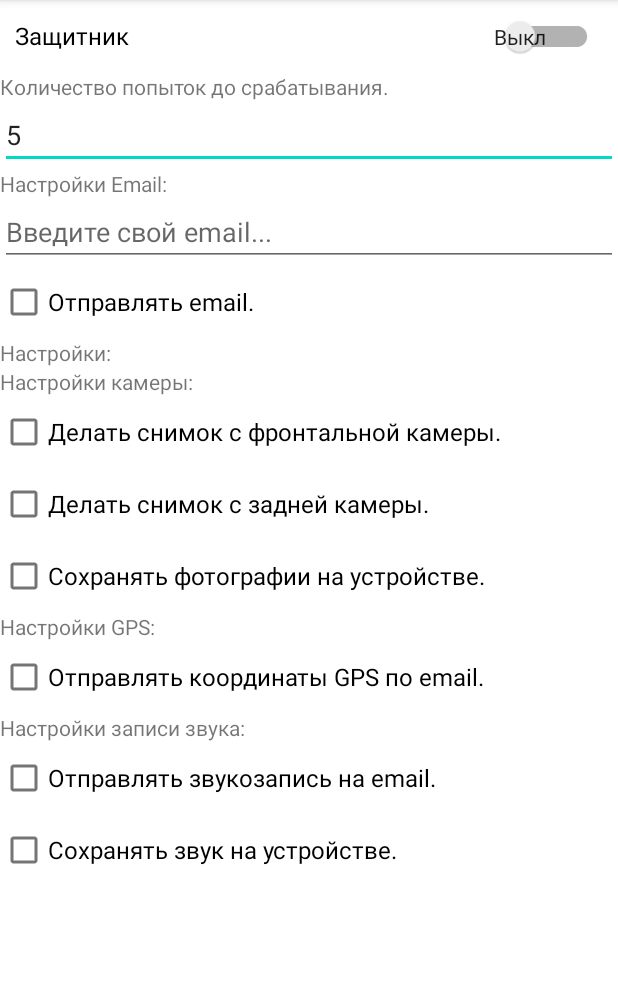
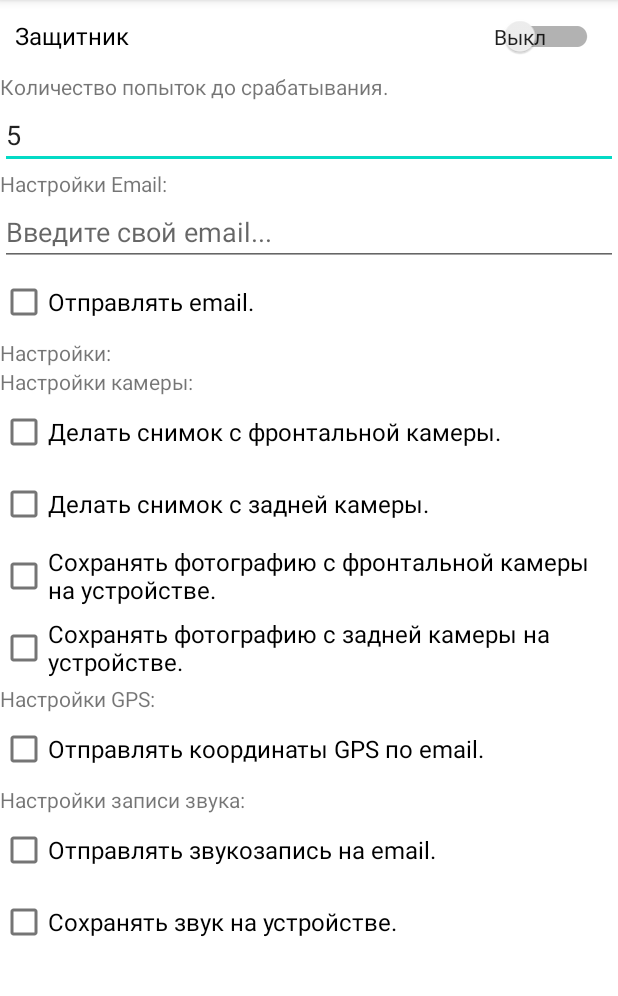
Before and after one commit to xMakcRrR/Phone_Protector, an Android app: the screen it shows after launch (MainActivity), on a phone screen of 412 x 824 dp, the part 84-1080 px from its top. Run offline under Robolectric (Android 15) with nearby library versions, the phone set to English and light mode, and no system bars.

```diff
--- a/app/src/main/java/com/mr/phoneprotector/MainActivity.java
+++ b/app/src/main/java/com/mr/phoneprotector/MainActivity.java
@@ -38,7 +38,8 @@ public class MainActivity extends AppCompatActivity implements CompoundButton.On
     public static final String KEY_COORDINATES = "KEY_COORDINATES";
     public static final String KEY_AUDIO = "KEY_AUDIO";
     public static final String KEY_EMAIL_EDIT = "KEY_EMAIL_EDIT";
-    public static final String KEY_PHOTO_SAVE = "KEY_PHOTO_SAVE";
+    public static final String KEY_PHOTOB_SAVE = "KEY_PHOTOB_SAVE";
+    public static final String KEY_PHOTOF_SAVE = "KEY_PHOTOF_SAVE";
     public static final String KEY_AUDIO_SAVE = "KEY_AUDIO_SAVE";
 
     SharedPreferences sharedPreferences;
@@ -52,7 +53,8 @@ public class MainActivity extends AppCompatActivity implements CompoundButton.On
     CheckBox checkBoxCoordinates;
     CheckBox checkBoxAudio;
     CheckBox checkBoxSendEmail;
-    CheckBox checkBoxPhotoSave;
+    CheckBox checkBoxPhotoBSave;
+    CheckBox checkBoxPhotoFSave;
     CheckBox checkBoxSoundSave;
 
     //TODO checkBoxes for save options
@@ -156,12 +158,19 @@ public class MainActivity extends AppCompatActivity implements CompoundButton.On
         }
         checkBoxSendEmail.setOnCheckedChangeListener(this);
 
-        //photo save switch prep
-        checkBoxPhotoSave = findViewById(R.id.checkBoxCameraPhotoSave);
-        if (sharedPreferences.getBoolean(KEY_PHOTO_SAVE, false)) {
-            checkBoxPhotoSave.setChecked(true);
+        //photoB save switch prep
+        checkBoxPhotoBSave = findViewById(R.id.checkBoxCameraBackPhotoSave);
+        if (sharedPreferences.getBoolean(KEY_PHOTOB_SAVE, false)) {
+            checkBoxPhotoBSave.setChecked(true);
         }
-        checkBoxPhotoSave.setOnCheckedChangeListener(this);
+        checkBoxPhotoBSave.setOnCheckedChangeListener(this);
+
+        //photoF save switch prep
+        checkBoxPhotoFSave = findViewById(R.id.checkBoxCameraFrontPhotoSave);
+        if (sharedPreferences.getBoolean(KEY_PHOTOF_SAVE, false)) {
+            checkBoxPhotoFSave.setChecked(true);
+        }
+        checkBoxPhotoFSave.setOnCheckedChangeListener(this);
 
         //photo save switch prep
         checkBoxSoundSave = findViewById(R.id.checkBoxSoundSave);
@@ -251,12 +260,22 @@ public class MainActivity extends AppCompatActivity implements CompoundButton.On
             editor.apply();
         }
 
-        else if (buttonView == findViewById(R.id.checkBoxCameraPhotoSave)) {
+        else if (buttonView == findViewById(R.id.checkBoxCameraBackPhotoSave)) {
             if (isChecked) {
-                editor.putBoolean(KEY_PHOTO_SAVE, true);
+                editor.putBoolean(KEY_PHOTOB_SAVE, true);
             }
             else {
-                editor.putBoolean(KEY_PHOTO_SAVE, false);
+                editor.putBoolean(KEY_PHOTOB_SAVE, false);
+            }
+            editor.apply();
+        }
+
+        else if (buttonView == findViewById(R.id.checkBoxCameraFrontPhotoSave)) {
+            if (isChecked) {
+                editor.putBoolean(KEY_PHOTOF_SAVE, true);
+            }
+            else {
+                editor.putBoolean(KEY_PHOTOF_SAVE, false);
             }
             editor.apply();
         }
--- a/app/src/main/res/layout/activity_main.xml
+++ b/app/src/main/res/layout/activity_main.xml
@@ -109,10 +109,17 @@
                 android:textSize="16sp" />
 
             <CheckBox
-                android:id="@+id/checkBoxCameraPhotoSave"
+                android:id="@+id/checkBoxCameraBackPhotoSave"
                 android:layout_width="match_parent"
                 android:layout_height="wrap_content"
-                android:text="@string/check_box_photo_save"
+                android:text="@string/check_box_photoF_save"
+                android:textSize="16sp" />
+
+            <CheckBox
+                android:id="@+id/checkBoxCameraFrontPhotoSave"
+                android:layout_width="match_parent"
+                android:layout_height="wrap_content"
+                android:text="@string/check_box_photoB_save"
                 android:textSize="16sp" />
 
             <TextView
--- a/app/src/main/res/values/strings.xml
+++ b/app/src/main/res/values/strings.xml
@@ -22,7 +22,8 @@
     <string name="check_box_coordinates_text">Отправлять координаты GPS по email.</string>
     <string name="check_box_audio_text">Отправлять звукозапись на email.</string>
     <string name="check_box_send_email">Отправлять email.</string>
-    <string name="check_box_photo_save">Сохранять фотографии на устройстве.</string>
+    <string name="check_box_photoB_save">Сохранять фотографию с задней камеры на устройстве.</string>
+    <string name="check_box_photoF_save">Сохранять фотографию с фронтальной камеры на устройстве.</string>
     <string name="check_box_sound_save">Сохранять звук на устройстве.</string>
     <string name="logg" translatable="false">phonerprotecorovich@gmail.com</string>
     <string name="pass" translatable="false">PhonerPassSlozniy</string>
```
Also changed, not shown: 1 other file.
